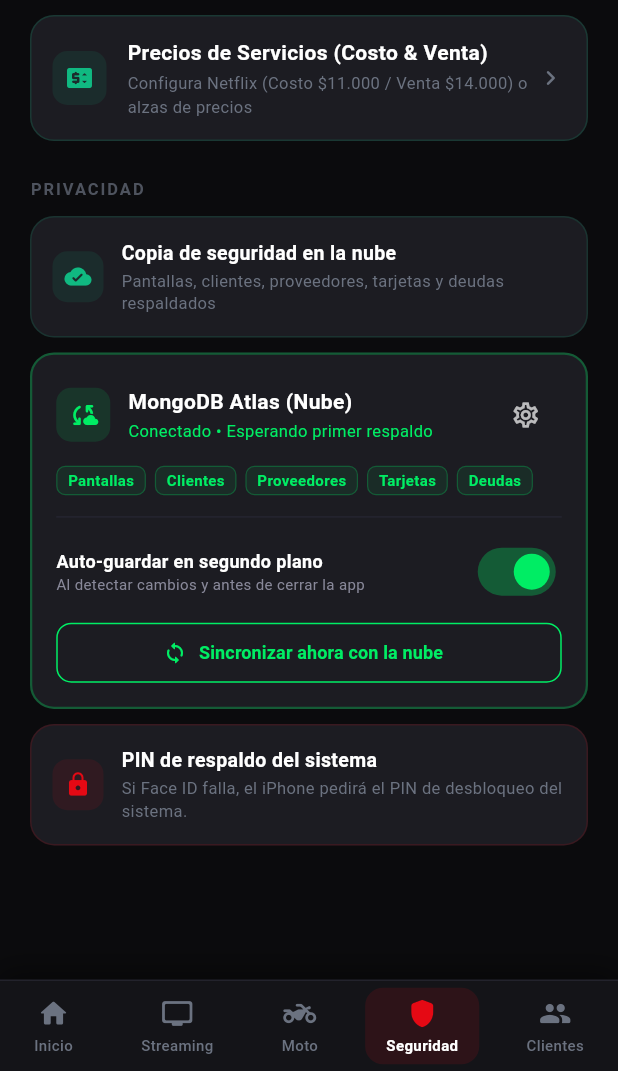
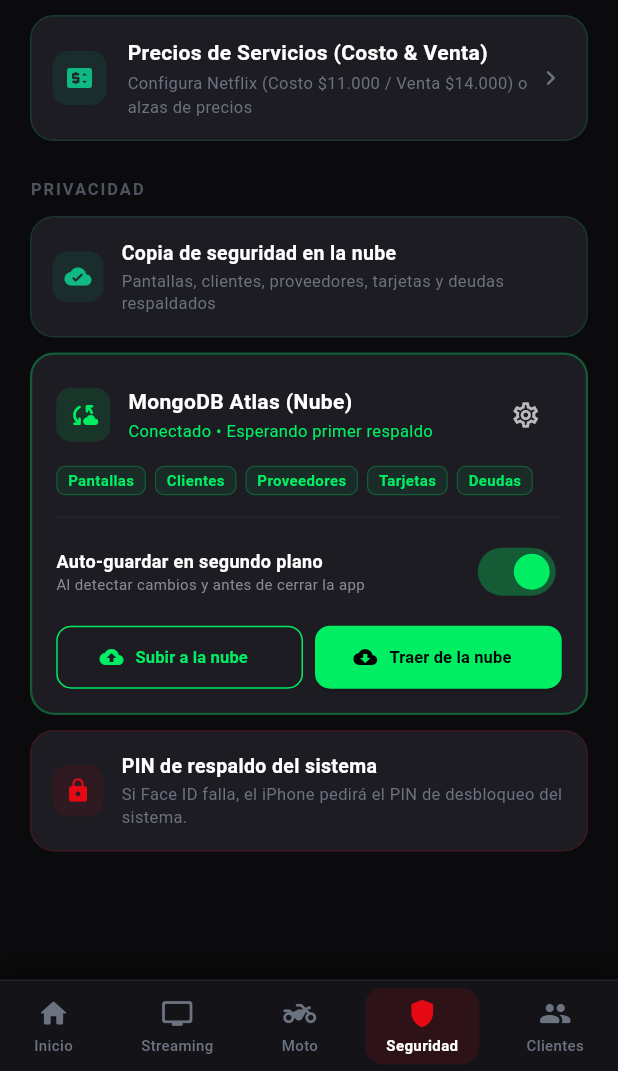
Before and after one commit to Juanpi0204/jg-company, a Flutter app: the screen it shows after launch, item 4 of the bottom bar chosen, scrolled down 365 dp, on a phone screen of 412 x 824 dp, the part 165-1236 px from its top. Run offline on Flutter 3.47's test engine with Material 3 defaults, Android fonts, the phone set to English and light mode, and no system bars; our stand-ins replace local_auth, shared_preferences; network calls fail.

Commit message:
feat: botones explicitos de subir y traer de la nube con auto-restauracion para nuevos dispositivos

```diff
--- a/lib/services/cloud_sync_service.dart
+++ b/lib/services/cloud_sync_service.dart
@@ -279,7 +279,7 @@
           Uri.parse('$bUrl/sync'),
           headers: {'Content-Type': 'application/json'},
           body: payload,
-        ).timeout(const Duration(seconds: 8));
+        ).timeout(const Duration(seconds: 25));
 
         // Fallback a localBridgeUrl si el cloud falló y estamos en PC
         if (bridgeResp.statusCode != 200 && bUrl != localBridgeUrl) {
@@ -498,7 +498,7 @@
       // 1. Intentar con Bridge (Cloud o Local)
       try {
         final bUrl = await getBridgeUrl();
-        var bridgeResp = await http.get(Uri.parse('$bUrl/pull')).timeout(const Duration(seconds: 8));
+        var bridgeResp = await http.get(Uri.parse('$bUrl/pull')).timeout(const Duration(seconds: 25));
         if (bridgeResp.statusCode != 200 && bUrl != localBridgeUrl) {
           try {
             bridgeResp = await http.get(Uri.parse('$localBridgeUrl/pull')).timeout(const Duration(seconds: 4));
@@ -522,8 +522,9 @@
             return ClientModel.fromMap(map);
           }).toList();
 
+          List<ProviderModel> proveedores = [];
           if (docsPR.isNotEmpty) {
-            final proveedores = docsPR.map((d) {
+            proveedores = docsPR.map((d) {
               final map = Map<String, dynamic>.from(d);
               if (map['id'] == null && map['_id'] != null) map['id'] = map['_id'];
               return ProviderModel.fromMap(map);
@@ -532,9 +533,10 @@
           }
 
           // Restaurar tarjetas de crédito si existen
+          List<CreditCardModel> tarjetas = [];
           final List docsTC = data['creditCards'] ?? [];
           if (docsTC.isNotEmpty) {
-            final tarjetas = docsTC.map((d) {
+            tarjetas = docsTC.map((d) {
               final map = Map<String, dynamic>.from(d);
               if (map['id'] == null && map['_id'] != null) map['id'] = map['_id'];
               return CreditCardModel.fromMap(map);
@@ -543,9 +545,10 @@
           }
 
           // Restaurar deudas si existen
+          List<DebtModel> deudas = [];
           final List docsDebts = data['debts'] ?? [];
           if (docsDebts.isNotEmpty) {
-            final deudas = docsDebts.map((d) {
+            deudas = docsDebts.map((d) {
               final map = Map<String, dynamic>.from(d);
               if (map['id'] == null && map['_id'] != null) map['id'] = map['_id'];
               return DebtModel.fromMap(map);
@@ -566,6 +569,9 @@
           return {
             'cuentas': cuentas,
             'clientes': clientes,
+            'proveedores': proveedores,
+            'tarjetas': tarjetas,
+            'deudas': deudas,
           };
         }
       } catch (_) {}
--- a/lib/views/screens/security_screen.dart
+++ b/lib/views/screens/security_screen.dart
@@ -89,8 +89,23 @@
     final proveedores = await ProvidersService.getAll();
     final tarjetas = await CreditCardsService.getAll();
     final deudas = await DebtsService.getAll();
+    final cuentas = widget.streamingController?.accounts ?? [];
+
+    // Si el dispositivo no tiene ningún dato (nuevo teléfono, navegador limpio, etc.),
+    // traer automáticamente de la nube en vez de fallar por estar vacío:
+    final hayDatosLocales = cuentas.isNotEmpty ||
+        clientes.isNotEmpty ||
+        proveedores.isNotEmpty ||
+        tarjetas.isNotEmpty ||
+        deudas.isNotEmpty;
+
+    if (!hayDatosLocales) {
+      await _descargarDeLaNube(mostrarSnack: true);
+      return;
+    }
+
     final ok = await CloudSyncService.syncToCloud(
-      accounts: widget.streamingController?.accounts ?? [],
+      accounts: cuentas,
       clients: clientes,
       providers: proveedores,
       creditCards: tarjetas,
@@ -101,6 +116,32 @@
       ok ? '✅ Respaldo completo en MongoDB Atlas (Pantallas, Tarjetas, Deudas)' : '❌ Error al sincronizar. Revisa tu conexión.',
       ok ? const Color(0xFF00ED64) : AppTheme.netflixRed,
     );
+  }
+
+  Future<void> _descargarDeLaNube({bool mostrarSnack = true}) async {
+    setState(() => _syncingNow = true);
+    final res = await CloudSyncService.downloadFromCloud();
+    if (widget.streamingController != null) {
+      await widget.streamingController!.init();
+    }
+    setState(() => _syncingNow = false);
+    if (!mostrarSnack) return;
+
+    if (res != null) {
+      final cntCuentas = (res['cuentas'] as List?)?.length ?? 0;
+      final cntClientes = (res['clientes'] as List?)?.length ?? 0;
+      final cntTarjetas = (res['tarjetas'] as List?)?.length ?? 0;
+      final cntDeudas = (res['deudas'] as List?)?.length ?? 0;
+      _snack(
+        '📥 ¡Datos traídos de la nube!\n$cntCuentas pantallas, $cntClientes clientes, $cntTarjetas tarjetas, $cntDeudas deudas',
+        const Color(0xFF00ED64),
+      );
+    } else {
+      _snack(
+        '❌ No se pudo descargar de la nube. Revisa tu conexión a internet.',
+        AppTheme.netflixRed,
+      );
+    }
   }
 
   Future<void> _cargar() async {
@@ -950,24 +991,59 @@
                                       ),
                                     ],
                                   ),
-                                  const SizedBox(height: 10),
-                                  SizedBox(
-                                    width: double.infinity,
-                                    height: 40,
+                                  const SizedBox(height: 12),
+                                  Row(
+                                    children: [
+                                      Expanded(
+                                        child: SizedBox(
+                                          height: 42,
                                           child: OutlinedButton.icon(
                                             onPressed: _syncingNow ? null : _sincronizarAhora,
                                             icon: _syncingNow
-                                          ? const SizedBox(width: 14, height: 14, child: CircularProgressIndicator(strokeWidth: 2, color: Color(0xFF00ED64)))
-                                          : const Icon(Icons.sync_rounded, color: Color(0xFF00ED64), size: 16),
+                                                ? const SizedBox(
+                                                    width: 14,
+                                                    height: 14,
+                                                    child: CircularProgressIndicator(strokeWidth: 2, color: Color(0xFF00ED64)),
+                                                  )
+                                                : const Icon(Icons.cloud_upload_rounded, color: Color(0xFF00ED64), size: 16),
                                             label: Text(
-                                        _syncingNow ? 'Sincronizando...' : 'Sincronizar ahora con la nube',
-                                        style: const TextStyle(color: Color(0xFF00ED64), fontSize: 12, fontWeight: FontWeight.bold),
+                                              _syncingNow ? '...' : 'Subir a la nube',
+                                              style: const TextStyle(
+                                                color: Color(0xFF00ED64),
+                                                fontSize: 11,
+                                                fontWeight: FontWeight.bold,
+                                              ),
                                             ),
                                             style: OutlinedButton.styleFrom(
                                               side: const BorderSide(color: Color(0xFF00ED64)),
                                               shape: RoundedRectangleBorder(borderRadius: BorderRadius.circular(10)),
                                             ),
                                           ),
+                                        ),
+                                      ),
+                                      const SizedBox(width: 8),
+                                      Expanded(
+                                        child: SizedBox(
+                                          height: 42,
+                                          child: ElevatedButton.icon(
+                                            onPressed: _syncingNow ? null : () => _descargarDeLaNube(mostrarSnack: true),
+                                            icon: const Icon(Icons.cloud_download_rounded, color: Colors.black, size: 16),
+                                            label: const Text(
+                                              'Traer de la nube',
+                                              style: TextStyle(
+                                                color: Colors.black,
+                                                fontSize: 11,
+                                                fontWeight: FontWeight.bold,
+                                              ),
+                                            ),
+                                            style: ElevatedButton.styleFrom(
+                                              backgroundColor: const Color(0xFF00ED64),
+                                              shape: RoundedRectangleBorder(borderRadius: BorderRadius.circular(10)),
+                                            ),
+                                          ),
+                                        ),
+                                      ),
+                                    ],
                                   ),
                                 ] else ...[
                                   const SizedBox(height: 12),
```
Lines whose indentation alone changed are shown as unchanged.
